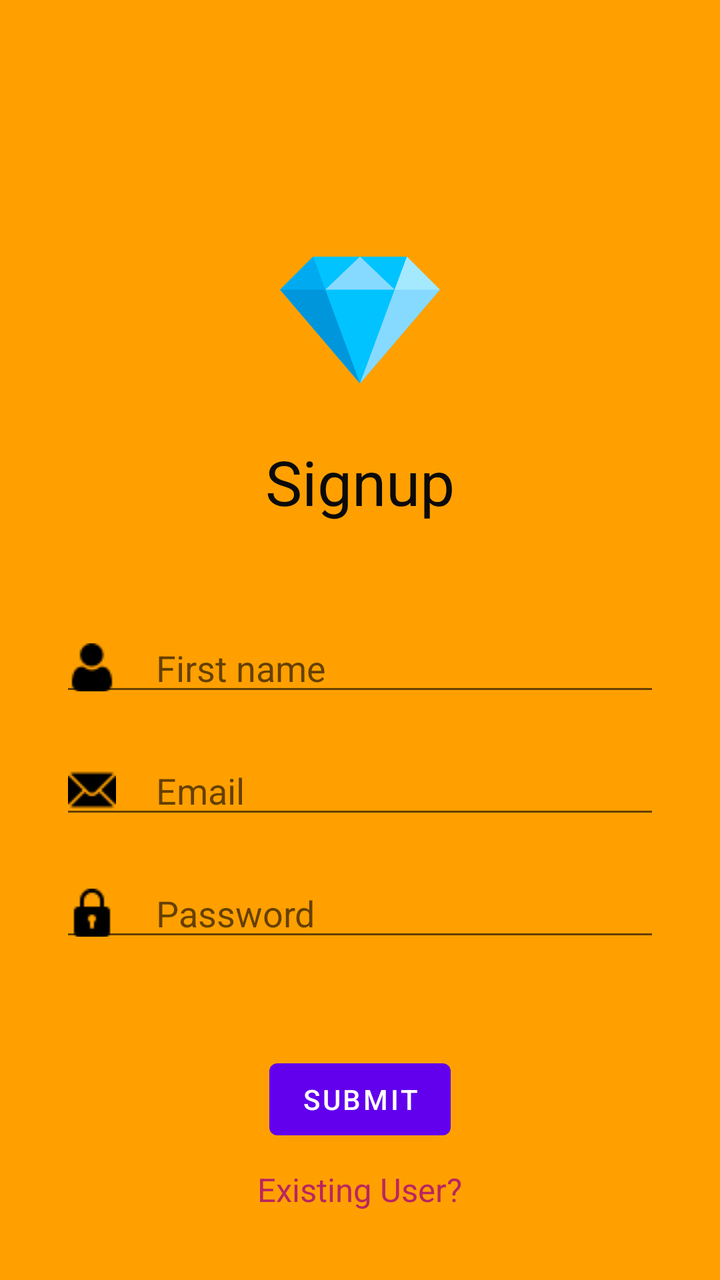
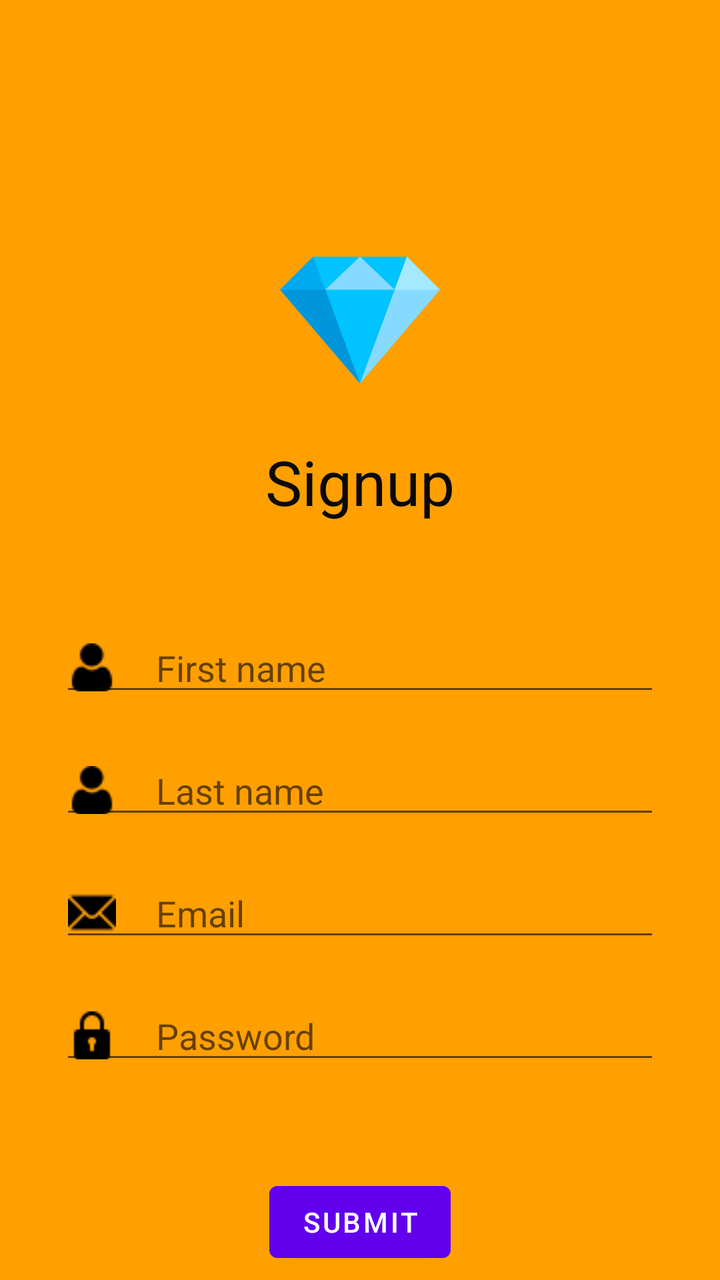

An Android layout rendered at two revisions. The XML below is the earlier revision; the diff shows what the commit changed to produce the second picture.
<!-- AndroidManifest.xml: application theme Theme.Gnr26AndroidFri6_Sat7 -->
<!-- res/layout/activity_diamond_signup.xml -->
<?xml version="1.0" encoding="utf-8"?>
<RelativeLayout xmlns:android="http://schemas.android.com/apk/res/android"
    xmlns:app="http://schemas.android.com/apk/res-auto"
    xmlns:tools="http://schemas.android.com/tools"
    android:id="@+id/main"
    android:layout_width="match_parent"
    android:layout_height="match_parent"
    tools:context=".diamond_game.DiamondSignupActivity"
    android:background="@color/bg_activity"
    >


    <ImageView
        android:layout_width="80dp"
        android:layout_height="80dp"
        android:id="@+id/imgDiamondSignupLogo"
        android:src="@drawable/diamond_hmt_512"
        android:layout_centerHorizontal="true"
        android:layout_marginTop="120dp"
        />

    <TextView
        android:layout_width="wrap_content"
        android:layout_height="wrap_content"
        android:id="@+id/tvDiamondSignupTitle"
        android:text="@string/signup"
        android:textSize="15pt"
        android:textColor="#0B0A0A"
        android:layout_centerHorizontal="true"
        android:layout_below="@id/imgDiamondSignupLogo"
        android:layout_marginTop="20dp"
        />


    <EditText
        android:layout_width="match_parent"
        android:layout_height="wrap_content"
        android:id="@+id/edtDiamondSignupFirstName"
        android:layout_below="@id/tvDiamondSignupTitle"
        android:layout_marginTop="50dp"
        android:hint="@string/first_name"
        android:drawableStart="@drawable/user"
        android:drawablePadding="20dp"
        android:layout_marginStart="30dp"
        android:layout_marginEnd="30dp"
        />
    <EditText
        android:layout_width="match_parent"
        android:layout_height="wrap_content"
        android:id="@+id/edtDiamondSignupEmail"
        android:layout_below="@id/edtDiamondSignupFirstName"
        android:layout_marginTop="20dp"
        android:hint="@string/email"
        android:drawableStart="@drawable/mail"
        android:drawablePadding="20dp"
        android:layout_marginStart="30dp"
        android:layout_marginEnd="30dp"
        />

    <EditText
        android:layout_width="match_parent"
        android:layout_height="wrap_content"
        android:id="@+id/edtDiamondSignupPassword"
        android:layout_below="@id/edtDiamondSignupEmail"
        android:layout_marginTop="20dp"
        android:hint="@string/password"
        android:inputType="textPassword"
        android:drawableStart="@drawable/lock"
        android:drawablePadding="20dp"
        android:layout_marginStart="30dp"
        android:layout_marginEnd="30dp"

        />

    <Button
        android:layout_width="wrap_content"
        android:layout_height="wrap_content"
        android:id="@+id/btnDiamondSignupSubmit"
        android:text="@string/submit"
        android:layout_below="@id/edtDiamondSignupPassword"
        android:layout_marginTop="50dp"
        android:layout_centerHorizontal="true"
        />

    <TextView
        android:layout_width="wrap_content"
        android:layout_height="wrap_content"
        android:id="@+id/tvDiamondSignupLoginLink"
        android:text="@string/existing_user"
        android:layout_below="@id/btnDiamondSignupSubmit"
        android:textSize="8pt"
        android:textColor="#BA255F"
        android:layout_centerHorizontal="true"
        android:layout_marginTop="10dp"
        />

</RelativeLayout>
<!-- resources referenced by this layout -->
<resources>
  <color name="bg_activity">#FFA000</color>
  <!-- drawable diamond_hmt_512: png bitmap (drawable, 17134 bytes) -->
  <!-- drawable lock: png bitmap (drawable, 397 bytes) -->
  <!-- drawable mail: png bitmap (drawable, 455 bytes) -->
  <!-- drawable user: png bitmap (drawable, 497 bytes) -->
  <string name="email">Email</string>
  <string name="existing_user">Existing User?</string>
  <string name="first_name">First name</string>
  <string name="password">Password</string>
  <string name="signup">Signup</string>
  <string name="submit">Submit</string>
  <style name="Theme.Gnr26AndroidFri6_Sat7" parent="Theme.MaterialComponents.DayNight.NoActionBar">
          
          <item name="colorPrimary">@color/purple_500</item>
          <item name="colorPrimaryVariant">@color/purple_700</item>
          <item name="colorOnPrimary">@color/white</item>
          
          <item name="colorSecondary">@color/teal_200</item>
          <item name="colorSecondaryVariant">@color/teal_700</item>
          <item name="colorOnSecondary">@color/black</item>
          
          <item name="android:statusBarColor">?attr/colorPrimaryVariant</item>
          
      </style>
  <color name="purple_500">#FF6200EE</color>
  <color name="purple_700">#FF3700B3</color>
  <color name="white">#FFFFFFFF</color>
  <color name="teal_200">#FF03DAC5</color>
  <color name="teal_700">#FF018786</color>
  <color name="black">#FF000000</color>
</resources>

<!-- the commit's change to res/layout/activity_diamond_signup.xml (unified diff, before → after) -->
@@ -44,11 +44,24 @@
         android:layout_marginStart="30dp"
         android:layout_marginEnd="30dp"
         />
+
+    <EditText
+        android:layout_width="match_parent"
+        android:layout_height="wrap_content"
+        android:id="@+id/edtDiamondSignupLastName"
+        android:layout_below="@id/edtDiamondSignupFirstName"
+        android:layout_marginTop="20dp"
+        android:hint="Last name"
+        android:drawableStart="@drawable/user"
+        android:drawablePadding="20dp"
+        android:layout_marginStart="30dp"
+        android:layout_marginEnd="30dp"
+        />
     <EditText
         android:layout_width="match_parent"
         android:layout_height="wrap_content"
         android:id="@+id/edtDiamondSignupEmail"
-        android:layout_below="@id/edtDiamondSignupFirstName"
+        android:layout_below="@id/edtDiamondSignupLastName"
         android:layout_marginTop="20dp"
         android:hint="@string/email"
         android:drawableStart="@drawable/mail"
